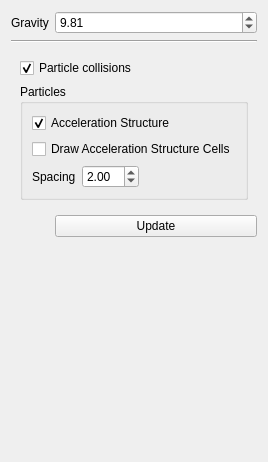
Qt form CA-Simulations/forms/widgetfountain.ui (Astri2/ESIR3-FIB-Computer-Animation-Labs) before a commit.
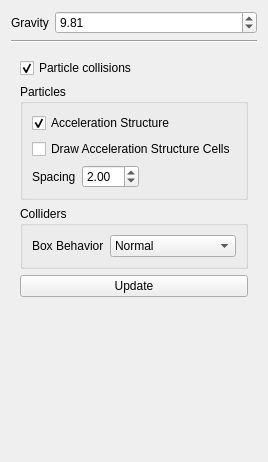
The same form after that commit.

```diff
--- a/CA-Simulations/forms/widgetfountain.ui
+++ b/CA-Simulations/forms/widgetfountain.ui
@@ -124,37 +124,77 @@
         </layout>
        </widget>
       </item>
+      <item>
+       <widget class="QGroupBox" name="groupBox_2">
+        <property name="title">
+         <string>Colliders</string>
+        </property>
+        <layout class="QFormLayout" name="formLayout_2">
+         <item row="0" column="0">
+          <widget class="QLabel" name="label_6">
+           <property name="text">
+            <string>Box Behavior</string>
+           </property>
+          </widget>
+         </item>
+         <item row="0" column="1">
+          <widget class="QComboBox" name="boxBehavior">
+           <item>
+            <property name="text">
+             <string>Normal</string>
+            </property>
+           </item>
+           <item>
+            <property name="text">
+             <string>Sticky</string>
+            </property>
+           </item>
+           <item>
+            <property name="text">
+             <string>Slippy</string>
+            </property>
+           </item>
+           <item>
+            <property name="text">
+             <string>Bouncy</string>
+            </property>
+           </item>
+          </widget>
+         </item>
+        </layout>
+       </widget>
+      </item>
+      <item>
+       <widget class="QPushButton" name="btnUpdate">
+        <property name="text">
+         <string>Update</string>
+        </property>
+       </widget>
+      </item>
      </layout>
     </widget>
    </item>
-   <item row="3" column="0">
-    <widget class="QLabel" name="label_2">
-     <property name="text">
-      <string/>
-     </property>
-    </widget>
-   </item>
    <item row="4" column="0">
-    <widget class="QLabel" name="label_3">
+    <widget class="QLabel" name="label_2">
      <property name="text">
       <string/>
      </property>
     </widget>
    </item>
    <item row="5" column="0">
+    <widget class="QLabel" name="label_3">
+     <property name="text">
+      <string/>
+     </property>
+    </widget>
+   </item>
+   <item row="6" column="0">
     <widget class="QLabel" name="label_4">
      <property name="text">
       <string/>
      </property>
     </widget>
    </item>
-   <item row="3" column="1">
-    <widget class="QPushButton" name="btnUpdate">
-     <property name="text">
-      <string>Update</string>
-     </property>
-    </widget>
-   </item>
   </layout>
  </widget>
  <resources/>
```
